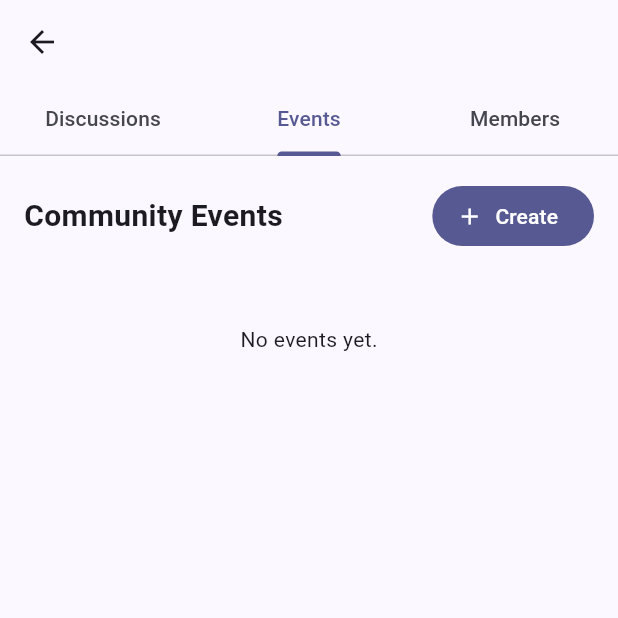
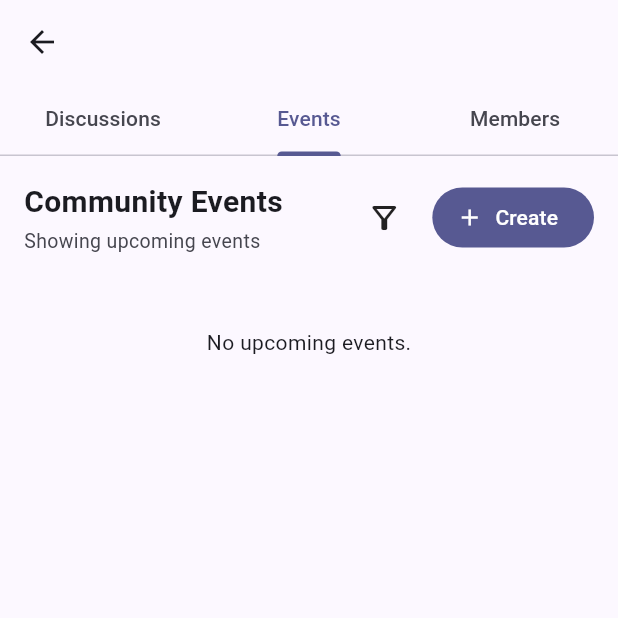
Before and after one commit to ys-243/MonoSodium-Glutamate, a Flutter app: the CommunityDetailScreen screen opened directly with empty values, tab 2 chosen, on a phone screen of 412 x 824 dp, the top half of it. Run offline on Flutter 3.47's test engine with Material 3 defaults, Android fonts, the phone set to English and light mode, and no system bars; our stand-ins replace flutter_dotenv, flutter_local_notifications, flutter_riverpod, shared_preferences, supabase_flutter, table_calendar and 1 more; accounts and stored records are empty.

```diff
--- a/lib/screens/communities_details.dart
+++ b/lib/screens/communities_details.dart
@@ -8,6 +8,10 @@ import 'package:plannus/models/post.dart';
 import 'package:plannus/services/post_service.dart';
 import 'package:plannus/screens/post_details.dart';
 
+enum _EventFilter {
+    upcoming,
+    past,
+}
 
 class CommunityDetailScreen extends StatefulWidget {
   final Community community;
@@ -41,6 +45,9 @@ class _CommunityDetailScreenState extends State<CommunityDetailScreen>
   List<Event> _events = [];
   bool _isLoadingEvents = true;
   String? _eventsError;
+
+  // Selected events filter
+  _EventFilter _selectedEventFilter = _EventFilter.upcoming;
 
   // State variables for event creation dialog
   bool _isCreating = false;
@@ -782,6 +789,46 @@ class _CommunityDetailScreenState extends State<CommunityDetailScreen>
     }
   }
 
+  List<Event> get _filteredEvents {
+    final now = DateTime.now();
+
+    // Remove the current time so filtering is based on the event date.
+    final today = DateTime(
+      now.year,
+      now.month,
+      now.day,
+    );
+
+    final filteredEvents = _events.where((event) {
+      final eventDate = DateTime(
+        event.date.year,
+        event.date.month,
+        event.date.day,
+      );
+
+      switch (_selectedEventFilter) {
+        case _EventFilter.upcoming:
+          // Includes events happening today.
+          return !eventDate.isBefore(today);
+
+        case _EventFilter.past:
+          return eventDate.isBefore(today);
+      }
+    }).toList();
+
+    // Upcoming events: earliest first.
+    // Past events: most recent first.
+    filteredEvents.sort((firstEvent, secondEvent) {
+      if (_selectedEventFilter == _EventFilter.upcoming) {
+        return firstEvent.date.compareTo(secondEvent.date);
+      }
+
+      return secondEvent.date.compareTo(firstEvent.date);
+    });
+
+    return filteredEvents;
+  }
+
   Widget _buildEventsTab() {
     if (_isLoadingEvents) {
       return const Center(
@@ -821,26 +868,72 @@ class _CommunityDetailScreenState extends State<CommunityDetailScreen>
       );
     }
 
+    final filteredEvents = _filteredEvents;
+
     return RefreshIndicator(
       onRefresh: _loadEvents,
       child: ListView(
+        physics: const AlwaysScrollableScrollPhysics(),
         padding: const EdgeInsets.all(16),
         children: [
           Row(
-            mainAxisAlignment: MainAxisAlignment.spaceBetween,
             children: [
-              const Column(
+              Expanded(
+                child: Column(
                   crossAxisAlignment: CrossAxisAlignment.start,
                   children: [
-                  Text(
+                    const Text(
                       'Community Events',
                       style: TextStyle(
                         fontSize: 20,
                         fontWeight: FontWeight.bold,
                       ),
                     ),
+                    const SizedBox(height: 2),
+                    Text(
+                      _selectedEventFilter == _EventFilter.upcoming
+                          ? 'Showing upcoming events'
+                          : 'Showing past events',
+                      style: TextStyle(
+                        fontSize: 13,
+                        color: Theme.of(context)
+                            .colorScheme
+                            .onSurfaceVariant,
+                      ),
+                    ),
                   ],
                 ),
+              ),
+
+              // Filter button
+              PopupMenuButton<_EventFilter>(
+                initialValue: _selectedEventFilter,
+                tooltip: 'Filter events',
+                icon: const Icon(Icons.filter_alt_outlined),
+                onSelected: (selectedFilter) {
+                  setState(() {
+                    _selectedEventFilter = selectedFilter;
+                  });
+                },
+                itemBuilder: (context) {
+                  return [
+                    CheckedPopupMenuItem<_EventFilter>(
+                      value: _EventFilter.upcoming,
+                      checked:
+                          _selectedEventFilter == _EventFilter.upcoming,
+                      child: const Text('Upcoming events'),
+                    ),
+                    CheckedPopupMenuItem<_EventFilter>(
+                      value: _EventFilter.past,
+                      checked: _selectedEventFilter == _EventFilter.past,
+                      child: const Text('Past events'),
+                    ),
+                  ];
+                },
+              ),
+
+              const SizedBox(width: 8),
+
               FilledButton.icon(
                 onPressed: _showCreateEventDialog,
                 icon: const Icon(Icons.add),
@@ -848,17 +941,22 @@ class _CommunityDetailScreenState extends State<CommunityDetailScreen>
               ),
             ],
           ),
+
           const SizedBox(height: 16),
 
-          if (_events.isEmpty)
-            const Padding(
-              padding: EdgeInsets.all(32),
+          if (filteredEvents.isEmpty)
+            Padding(
+              padding: const EdgeInsets.all(32),
               child: Center(
-                child: Text('No events yet.'),
+                child: Text(
+                  _selectedEventFilter == _EventFilter.upcoming
+                      ? 'No upcoming events.'
+                      : 'No past events.',
+                ),
               ),
             )
           else
-            ..._events.map(
+            ...filteredEvents.map(
               (event) => Padding(
                 padding: const EdgeInsets.only(bottom: 12),
                 child: _buildEventCard(event),
--- a/lib/screens/events_screen.dart
+++ b/lib/screens/events_screen.dart
@@ -488,6 +488,7 @@ class _EventsScreenState extends State<EventsScreen>
                       _selectedCommunityID = value;
                     });
                   },
+
                   itemBuilder: (context) {
                     // Start with the default 'All' option
                     List<PopupMenuItem<String>> items = [
--- a/lib/services/event_service.dart
+++ b/lib/services/event_service.dart
@@ -139,6 +139,7 @@ class EventService {
         .from('events')
         .select('*, communities(name, level), profiles(first_name, last_name, user_name)')
         .inFilter('community_id', combinedCommunityIds)
+        .eq('is_archived', false)
         .order('start_time', ascending: true);
 
     // Fetch attendee counts and check if current user is registered
@@ -224,6 +225,7 @@ class EventService {
         .from('events')
         .select('title, start_time')
         .eq('id', eventId)
+        .eq('is_archived', false)
         .single();
 
     final String eventTitle = eventData['title'] as String;
@@ -298,6 +300,7 @@ class EventService {
         .from('events')
         .select('*, communities(name, level), profiles(first_name, last_name, user_name)')
         .inFilter('id', eventIds)
+        .eq('is_archived', false)
         .order('start_time', ascending: true);
 
     final allAttendeeRows = await _supabase
```
Lines whose indentation alone changed are shown as unchanged.
